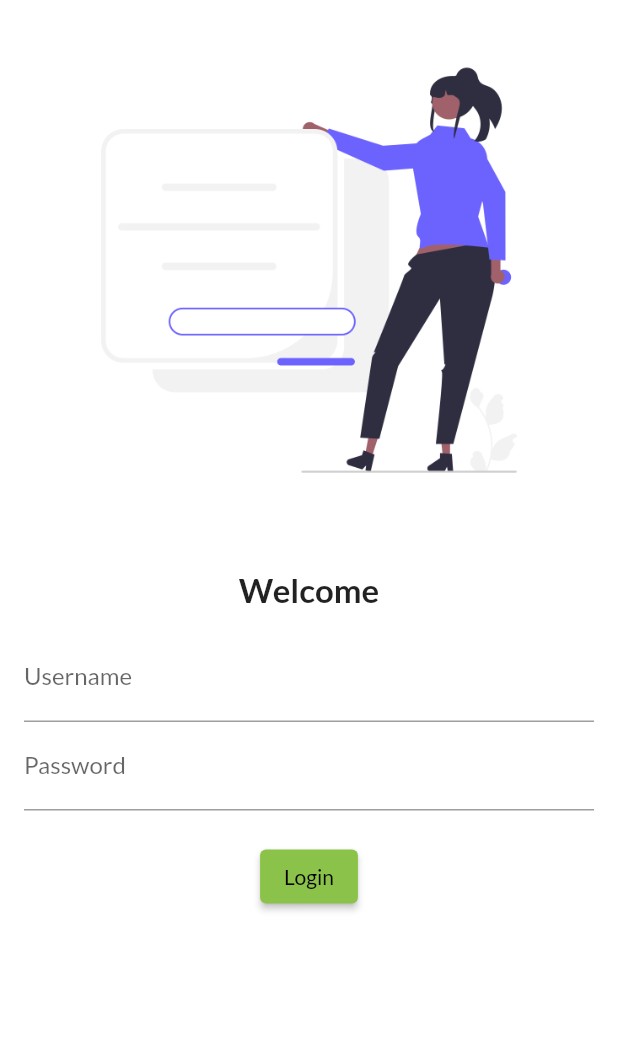
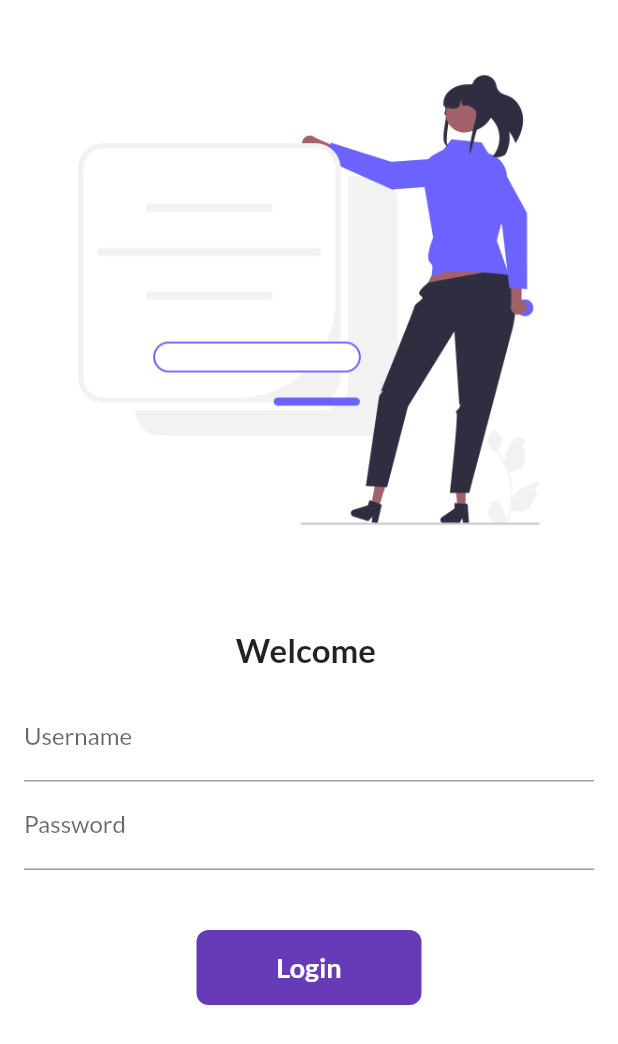
Before and after one commit to AdityeKundra/Flutter, a Flutter app: the screen it shows after launch, on a phone screen of 412 x 824 dp. Shown: the top 1044 px of the screen. Run offline on Flutter 3.47's test engine with Material 2 defaults, Android fonts, the phone set to English and light mode, and no system bars; our stand-ins replace google_fonts.

Commit message:
day5 completed

```diff
--- a/lib/main.dart
+++ b/lib/main.dart
@@ -2,6 +2,7 @@ import 'package:flutter/material.dart';
 import 'package:test_app/pages/home_page.dart';
 import 'package:test_app/pages/login_page.dart';
 import 'package:google_fonts/google_fonts.dart';
+import 'package:test_app/utils/routes.dart';
 void main() {
   runApp(MyApp());
 }
@@ -12,15 +13,17 @@ class MyApp extends StatelessWidget {
     return MaterialApp(
       themeMode: ThemeMode.light,
       theme: ThemeData(
-        primarySwatch: Colors.lightGreen,
+        primarySwatch: Colors.deepPurple,
         fontFamily: GoogleFonts.lato().fontFamily,
         ),
       darkTheme: ThemeData(
         brightness: Brightness.dark,
       ),
+      debugShowCheckedModeBanner: false,
       routes: {
         "/": (context) => LoginPage(),
-        "/login": (context) => LoginPage(),
+        MyRoutes.homeRoute: (context) => Homepage(),
+        MyRoutes.loginRoute: (context) => LoginPage(),
       },
     );
   }
--- a/lib/pages/login_page.dart
+++ b/lib/pages/login_page.dart
@@ -1,24 +1,35 @@
 // ignore_for_file: prefer_const_constructors
 
 import 'package:flutter/material.dart';
+import 'package:test_app/utils/routes.dart';
 
-class LoginPage extends StatelessWidget {
+class LoginPage extends StatefulWidget {
   const LoginPage({super.key});
+
+  @override
+  State<LoginPage> createState() => _LoginPageState();
+}
+
+class _LoginPageState extends State<LoginPage> {
+  String name = "";
+  bool changebutton = false;
 
   @override
   Widget build(BuildContext context) {
     return Material(
         color: Colors.white,
+        child: SingleChildScrollView(
           child: Column(
             children: [
               Image.asset(
                 "assets/images/login.png",
                 fit: BoxFit.cover,
+                height: 400,
               ),
               SizedBox(
                 height: 20,
               ),
-            Text("Welcome",
+              Text("Welcome $name",
                   style: TextStyle(
                     fontSize: 22,
                     fontWeight: FontWeight.bold,
@@ -32,7 +43,10 @@ class LoginPage extends StatelessWidget {
                           hintText: "Enter Username",
                           labelText: "Username",
                         ),
-                  ),
+                        onChanged: (value) {
+                          name = value;
+                          setState(() {});
+                        }),
                     TextFormField(
                       obscureText: true,
                       decoration: InputDecoration(
@@ -41,19 +55,54 @@ class LoginPage extends StatelessWidget {
                       ),
                     ),
                     SizedBox(
-                    height: 20,
+                      height: 40,
                     ),
-                  ElevatedButton(
-                    child: Text("Login"),
-                    style: TextButton.styleFrom(),
-                    onPressed: () {
-                      print("Hi Aditye");
+                    InkWell(
+                      onTap: () async {
+                        setState(() {
+                          changebutton = true;
+                        });
+
+                        await Future.delayed(Duration(seconds: 1));
+                        Navigator.pushNamed(context, MyRoutes.homeRoute);
                       },
+                      child: AnimatedContainer(
+                        duration: Duration(seconds: 1),
+                        width: changebutton ? 50 : 150,
+                        height: 50,
+                        alignment: Alignment.center,
+                        child: changebutton
+                            ? Icon(
+                                Icons.done,
+                                color: Colors.white,
+                              )
+                            : Text(
+                                "Login",
+                                style: TextStyle(
+                                    color: Colors.white,
+                                    fontWeight: FontWeight.bold,
+                                    fontSize: 18),
+                              ),
+                        decoration: BoxDecoration(
+                          color: Colors.deepPurple,
+                          borderRadius:
+                              BorderRadius.circular(changebutton ? 50 : 8),
+                          //borderRadius: BorderRadius.circular(8))),
+                        ),
+                      ),
+                      //ElevatedButton(
+                      //  child: Text("Login"),
+                      //  style: TextButton.styleFrom(minimumSize: Size(150, 40)),
+                      //  onPressed: () {
+                      //    Navigator.pushNamed(context, MyRoutes.homeRoute);
+                      //  },
+                      //),
                     ),
                   ],
                 ),
               ),
             ],
+          ),
         ));
   }
 }
--- /dev/null
+++ b/lib/utils/routes.dart
@@ -0,0 +1,4 @@
+class MyRoutes {
+  static String loginRoute = "/login";
+  static String homeRoute = "/home";
+}
```
Lines whose indentation alone changed are shown as unchanged.
